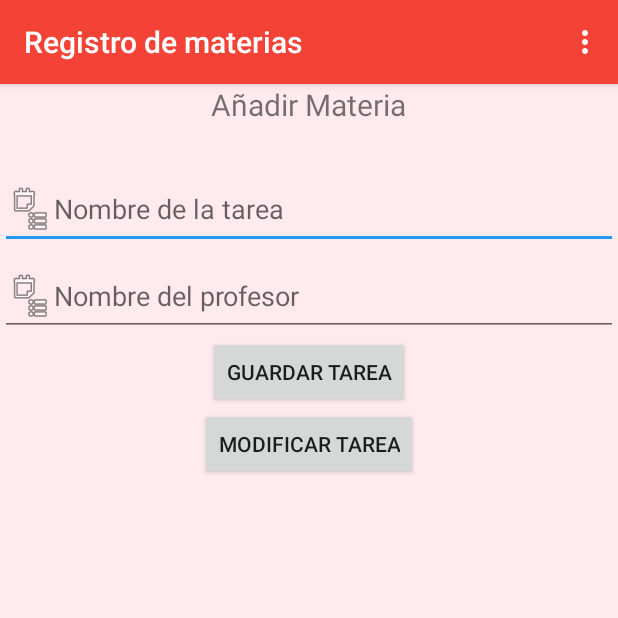
After one commit to szhernandez/Manager-Homework, an Android app: the registromaterias screen opened directly, with no data from a screen before it, on a phone screen of 412 x 824 dp, the top half of it. The commit adds this screen. Run offline under Robolectric (Android 15) with nearby library versions, the phone set to English and light mode, and no system bars.

Commit message:
Tercera version

```diff
--- a/app/src/main/AndroidManifest.xml
+++ b/app/src/main/AndroidManifest.xml
@@ -27,11 +27,15 @@
         <activity
             android:name=".registrotareas"
             android:label="@string/title_activity_registrotareas"
-            android:parentActivityName=".MainActivity">
+            android:parentActivityName=".MainActivity" >
             <meta-data
                 android:name="android.support.PARENT_ACTIVITY"
                 android:value=".MainActivity" />
         </activity>
+        <activity
+            android:name=".registromaterias"
+            android:label="@string/title_activity_registromaterias" >
+        </activity>
     </application>
 
 </manifest>
--- a/app/src/main/java/com/example/windows/proyectopersonal/MainActivity.java
+++ b/app/src/main/java/com/example/windows/proyectopersonal/MainActivity.java
@@ -61,7 +61,7 @@ public class MainActivity extends ActionBarActivity implements View.OnClickListe
     public void onClick(View v) {
         switch (v.getId()) {
             case R.id.btnmateria:
-                Intent intent = new Intent(getBaseContext(), materias.class);
+                Intent intent = new Intent(getBaseContext(), registromaterias.class);
 
                 startActivity(intent);
                 break;
--- /dev/null
+++ b/app/src/main/res/layout/activity_registromaterias.xml
@@ -0,0 +1,78 @@
+<ScrollView
+    xmlns:android="http://schemas.android.com/apk/res/android"
+    xmlns:tools="http://schemas.android.com/tools"
+    android:layout_width="match_parent"
+    android:layout_height="match_parent"
+    tools:context="com.example.windows.proyectopersonal.registrotareas"
+    >
+
+    <LinearLayout xmlns:android="http://schemas.android.com/apk/res/android"
+        xmlns:tools="http://schemas.android.com/tools"
+        android:layout_width="match_parent"
+        android:layout_height="match_parent"
+        android:orientation="vertical">
+
+        <TextView android:text="@string/añadirmateria"
+            android:layout_width="wrap_content"
+            android:layout_height="wrap_content"
+            android:layout_gravity="center"
+            android:textSize="20dp"
+            />
+        <EditText
+            android:id="@+id/ed_nombremateria"
+            android:layout_width="fill_parent"
+            android:layout_height="wrap_content"
+            android:layout_marginTop="30dp"
+            android:hint="@string/nombretarea"
+            android:drawableLeft="@android:drawable/ic_menu_agenda" />
+        <EditText
+            android:id="@+id/ed_maestro"
+            android:layout_width="fill_parent"
+            android:layout_height="wrap_content"
+            android:layout_marginTop="5dp"
+            android:hint="@string/profesor"
+            android:drawableLeft="@android:drawable/ic_menu_agenda"
+            android:onClick="asignarfecha"
+            />
+
+
+
+
+        <Button
+            android:id="@+id/btnguardar"
+            android:layout_width="wrap_content"
+            android:layout_height="wrap_content"
+            android:layout_gravity="center"
+            android:text="@string/guardartarea"
+            android:onClick="alta"
+            />
+
+        <Button
+            android:id="@+id/btnmodificar"
+            android:layout_width="wrap_content"
+            android:layout_height="wrap_content"
+            android:layout_gravity="center"
+            android:text="@string/modificartarea"
+            android:onClick="consultamate"
+            />
+        <!--
+        <Button
+            android:id="@+id/btnborrar"
+            android:layout_width="wrap_content"
+            android:layout_height="wrap_content"
+            android:layout_gravity="center"
+            android:text="@string/eliminartarea"
+            android:onClick="baja"
+            />
+        <Button
+            android:id="@+id/btnbuscar"
+            android:layout_width="wrap_content"
+            android:layout_height="wrap_content"
+            android:layout_gravity="center"
+            android:text="@string/buscartarea"
+            android:onClick="consulta"
+            />
+            -->
+    </LinearLayout>
+
+</ScrollView>
--- a/app/src/main/res/layout/activity_registrotareas.xml
+++ b/app/src/main/res/layout/activity_registrotareas.xml
@@ -67,7 +67,7 @@
         android:text="@string/guardartarea"
         android:onClick="alta"
         />
-    <!--
+
     <Button
         android:id="@+id/btnmodificar"
         android:layout_width="wrap_content"
@@ -92,7 +92,7 @@
         android:text="@string/buscartarea"
         android:onClick="consulta"
         />
-        -->
+    <!-- -->
 </LinearLayout>
 
 </ScrollView>
--- /dev/null
+++ b/app/src/main/res/menu/menu_registromaterias.xml
@@ -0,0 +1,7 @@
+<menu xmlns:android="http://schemas.android.com/apk/res/android"
+    xmlns:app="http://schemas.android.com/apk/res-auto"
+    xmlns:tools="http://schemas.android.com/tools"
+    tools:context="com.example.windows.proyectopersonal.registromaterias">
+    <item android:id="@+id/action_settings" android:title="@string/action_settings"
+        android:orderInCategory="100" app:showAsAction="never" />
+</menu>
--- a/app/src/main/res/values/strings.xml
+++ b/app/src/main/res/values/strings.xml
@@ -19,5 +19,13 @@
     <string name="eliminartarea">Eliminar tarea</string>
     <string name="buscartarea">Buscar tarea   </string>
 
+    <string name="title_activity_registromaterias">Registro de materias</string>
+    <string name="añadirmateria">Añadir Materia</string>
+    <string name="nombremateria">Nombre de la materia</string>
+    <string name="profesor">Nombre del profesor</string>
+    <string name="hentrada">Hora de entrada</string>
+    <string name="hsalida">Hora de salida</string>
+    <string name="dias">Dias de clases</string>
+
 
 </resources>
```
Also changed, not shown: app/src/main/java/com/example/windows/proyectopersonal/AdminSQLiteOpenHelper.java (+8 -3 lines), app/src/main/java/com/example/windows/proyectopersonal/registromaterias.java (added, +126 -0 lines), app/src/main/java/com/example/windows/proyectopersonal/registrotareas.java (+8 -7 lines).
